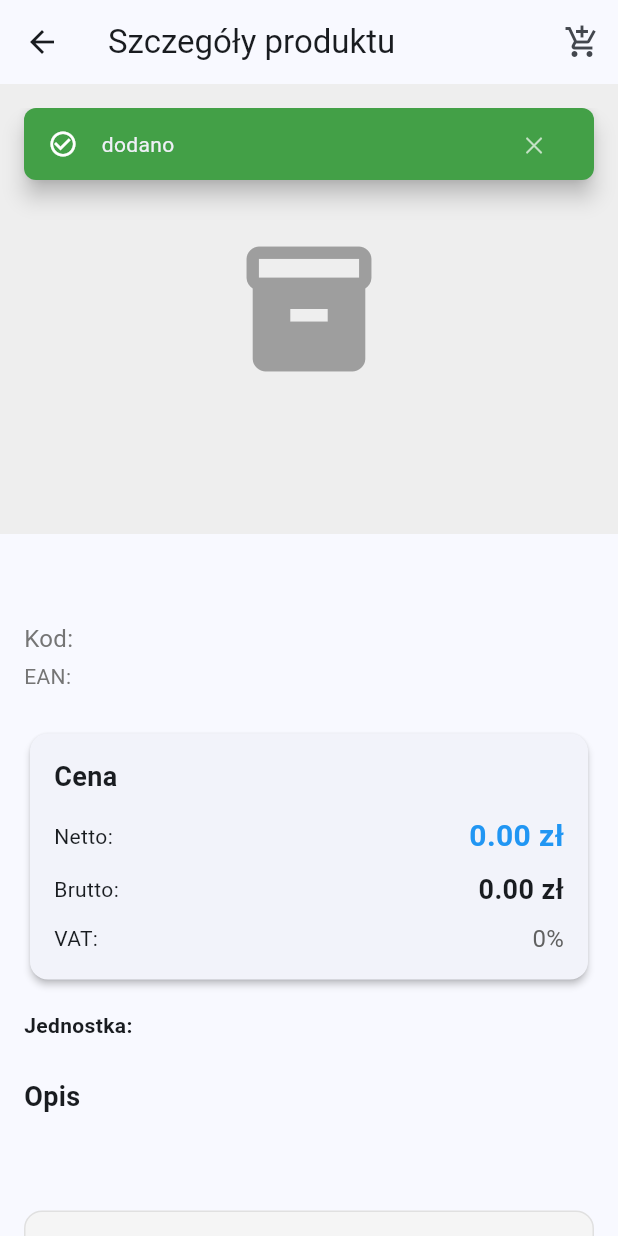
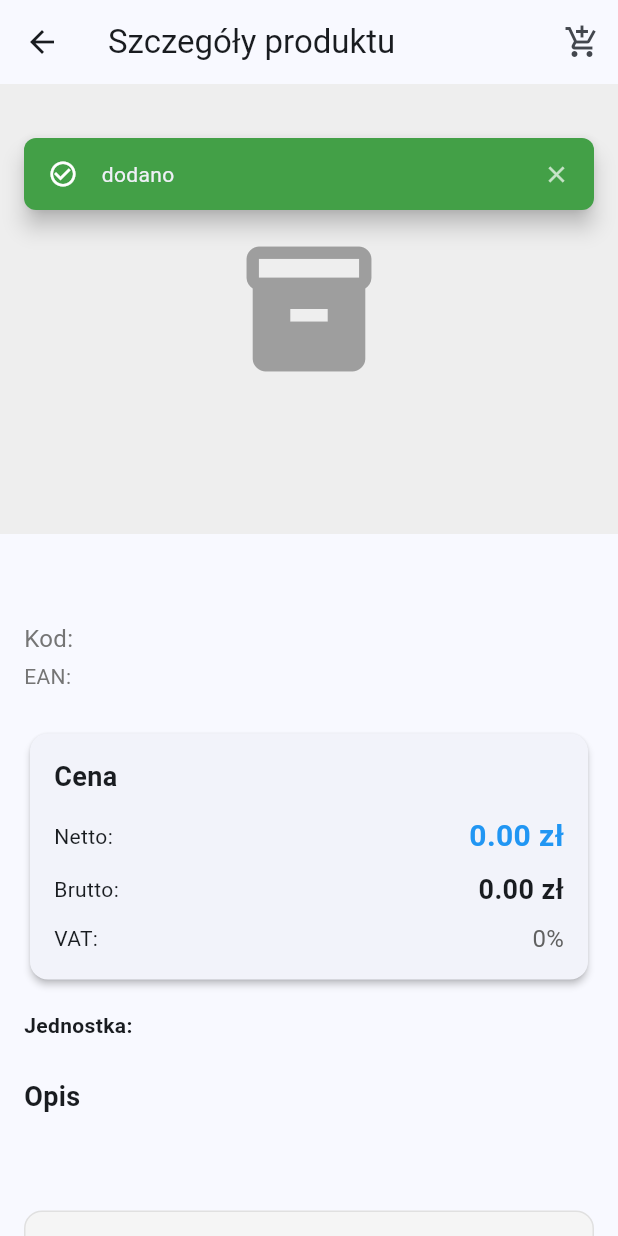
Before and after one commit to mastermi-ai/iko-mobile-app, a Flutter app: the ProductDetailScreen screen opened directly with empty values, after a tap on the "add shopping cart" icon, on a phone screen of 412 x 824 dp. Run offline on Flutter 3.47's test engine with Material 3 defaults, Android fonts, the phone set to English and light mode, and no system bars; our stand-ins replace connectivity_plus, dio, equatable, flutter_bloc, shared_preferences, sqflite; missing offline and left inert: mobile_scanner, workmanager; accounts and stored records are empty; network calls fail.

Commit message:
fix: singleton ApiService pattern & notification positioning
- ApiService is now a proper singleton with shared token
- Auto-load token from SharedPreferences in interceptor
- Fix notification snackbar position (show at top, not blocking buttons)
- Close button integrated into notification content

```diff
--- a/lib/widgets/app_notification.dart
+++ b/lib/widgets/app_notification.dart
@@ -30,8 +30,8 @@ class AppNotification {
       icon = Icons.info_outline;
     }
 
-    // Pobierz wysokość ekranu i oblicz pozycję na górze
-    final screenHeight = MediaQuery.of(context).size.height;
+    // Wyświetl powiadomienie na górze ekranu (pod AppBar)
+    // Nie przysłania dolnych przycisków akcji
     final topPadding = MediaQuery.of(context).padding.top;
 
     ScaffoldMessenger.of(context).showSnackBar(
@@ -48,13 +48,20 @@ class AppNotification {
                 overflow: TextOverflow.ellipsis,
               ),
             ),
+            if (onAction == null)
+              GestureDetector(
+                onTap: () => ScaffoldMessenger.of(context).hideCurrentSnackBar(),
+                child: const Icon(Icons.close, color: Colors.white70, size: 18),
+              ),
           ],
         ),
         backgroundColor: backgroundColor,
         duration: duration,
         behavior: SnackBarBehavior.floating,
+        // Pozycja: na górze ekranu, pod paskiem stanu
         margin: EdgeInsets.only(
-          bottom: screenHeight - topPadding - 120,
+          top: topPadding + 56, // pod AppBar
+          bottom: MediaQuery.of(context).size.height - topPadding - 140,
           left: 16,
           right: 16,
         ),
@@ -68,13 +75,7 @@ class AppNotification {
                 textColor: Colors.white,
                 onPressed: onAction,
               )
-            : SnackBarAction(
-                label: '✕',
-                textColor: Colors.white70,
-                onPressed: () {
-                  ScaffoldMessenger.of(context).hideCurrentSnackBar();
-                },
-              ),
+            : null,
       ),
     );
   }
```
Also changed, not shown: lib/services/api_service.dart (+11 -1 lines).
